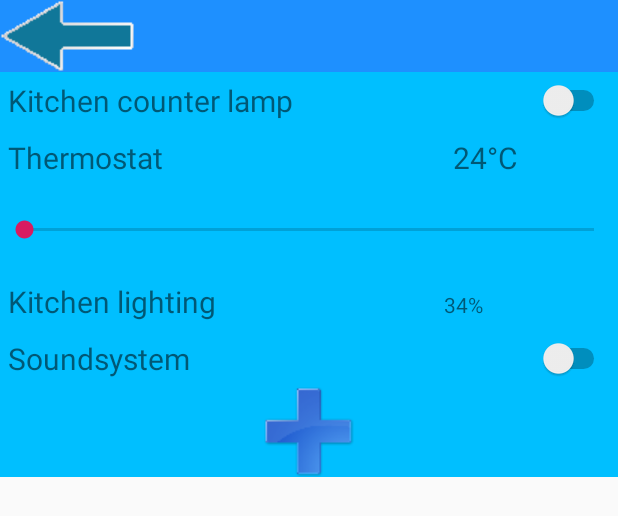
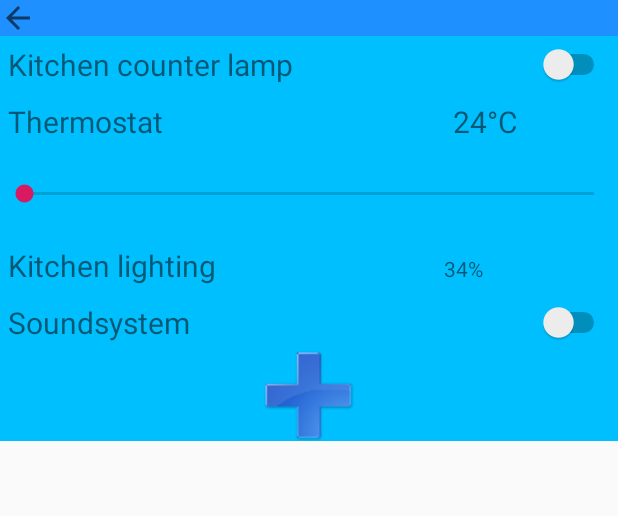
Before and after one commit to LeArchitect/XCell, an Android app: the layout devices.xml on its own in the app's theme, with its tools: preview values and no code run, on a phone screen of 412 x 824 dp. Shown: the top 516 px of the screen. Run offline under Robolectric (Android 15) with nearby library versions, the phone set to English and light mode, and no system bars.

Commit message:
changed the arrow type

```diff
--- a/app/src/main/res/layout/devices.xml
+++ b/app/src/main/res/layout/devices.xml
@@ -19,7 +19,7 @@
                 android:layout_width="wrap_content"
                 android:layout_height="wrap_content"
                 android:background="@color/blue7"
-                android:src="@drawable/arrow" />
+                app:srcCompat="?attr/actionModeCloseDrawable" />
     </LinearLayout>
 
     <LinearLayout
--- a/app/src/main/res/layout/light_control.xml
+++ b/app/src/main/res/layout/light_control.xml
@@ -21,7 +21,8 @@
                 android:adjustViewBounds="false"
                 android:background="@color/blue7"
                 android:scaleType="fitXY"
-                app:srcCompat="@drawable/arrow" />
+                app:srcCompat="?attr/actionModeCloseDrawable" />
+ />
     </LinearLayout>
     <TextView
             android:layout_width="wrap_content"
```
